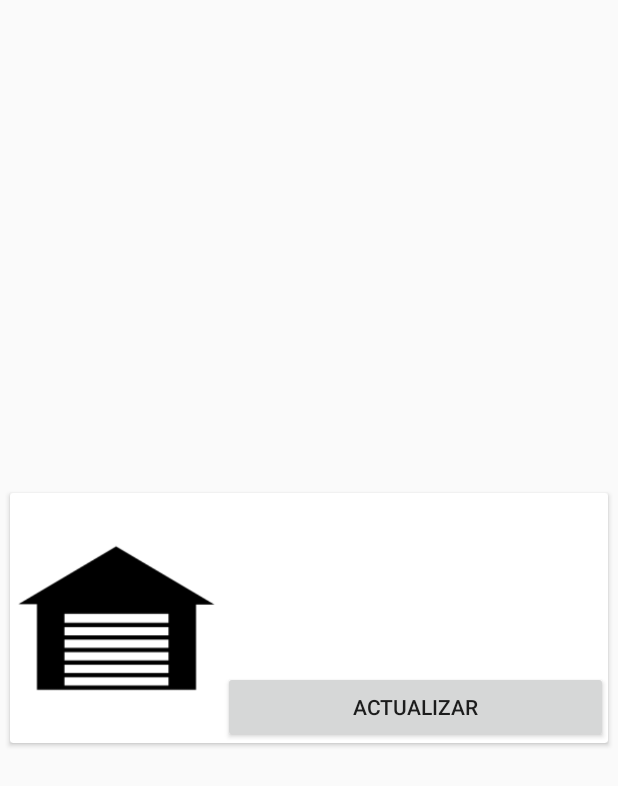
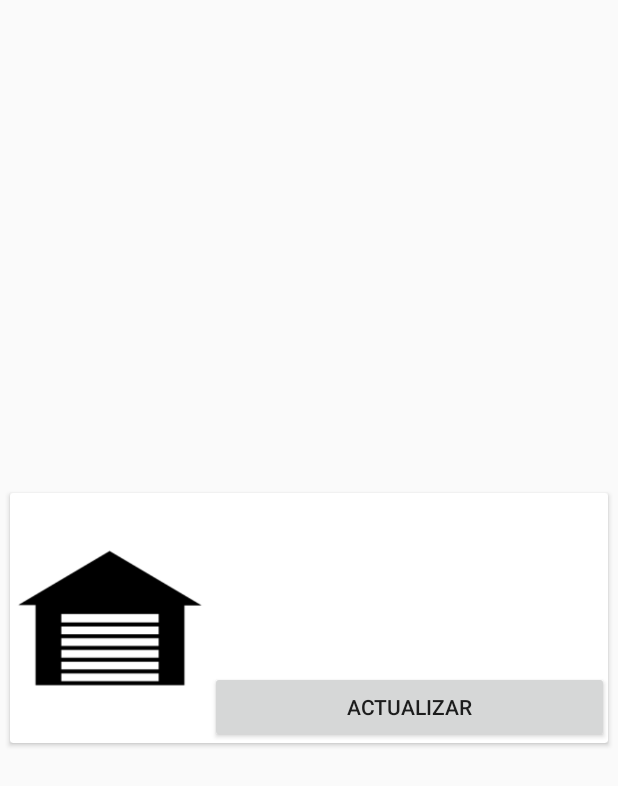
Before and after one commit to SantiMA10/HomePi-Android, an Android app: the layout img_status_card.xml on its own in the app's theme, with its tools: preview values and no code run, on a phone screen of 412 x 824 dp. Shown: the top 786 px of the screen. Run offline under Robolectric (Android 15) with nearby library versions, the phone set to English and light mode, and no system bars.

Commit message:
bug tamaño cards

```diff
--- a/app/src/main/res/layout/img_status_card.xml
+++ b/app/src/main/res/layout/img_status_card.xml
@@ -17,9 +17,10 @@
 
         <ImageView
             android:id="@+id/garage_card_img"
-            android:layout_width="135dp"
+            android:layout_width="match_parent"
+            android:layout_height="wrap_content"
+            android:layout_weight=".4"
             android:layout_margin="5px"
-            android:layout_height="wrap_content"
             app:srcCompat="@drawable/garage_close" />
 
         <LinearLayout
```
